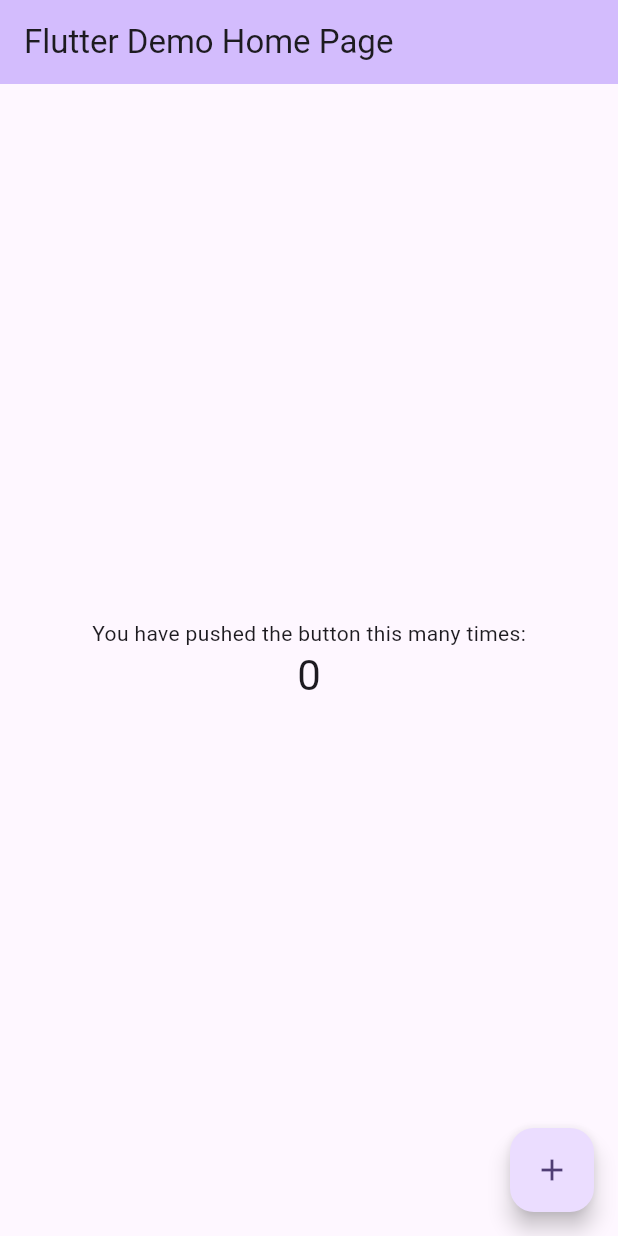
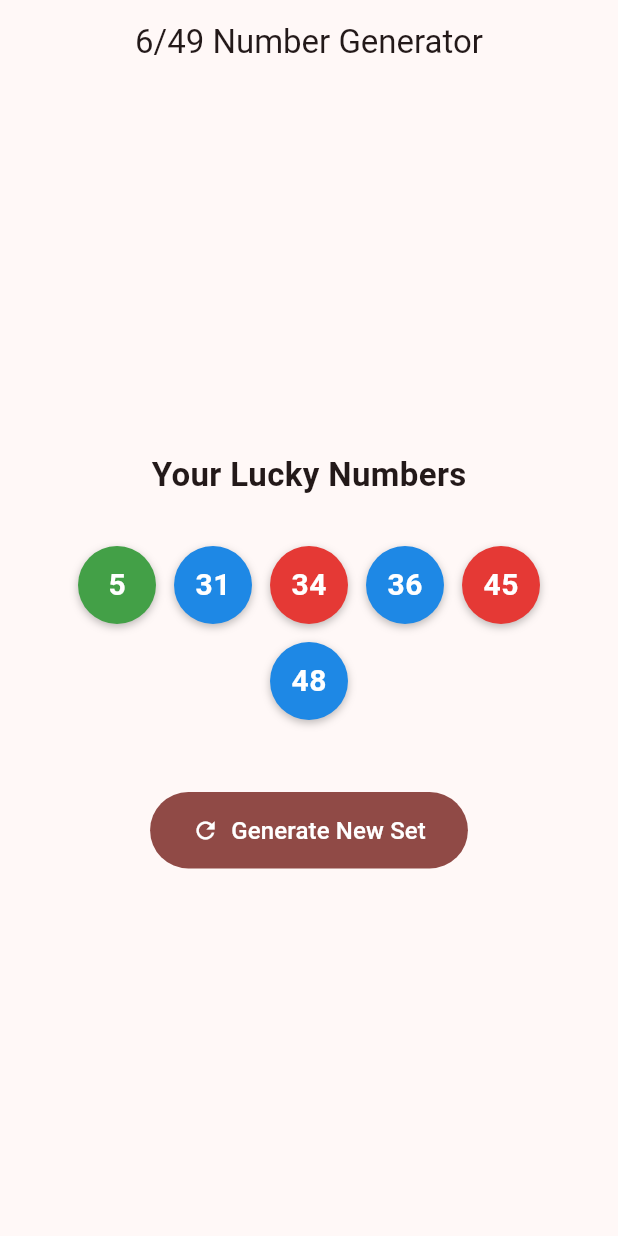
Before and after one commit to ChrisWongAtCUHK/lottery_generator, a Flutter app: the screen it shows after launch, on a phone screen of 412 x 824 dp. Run offline on Flutter 3.47's test engine with Material 3 defaults, Android fonts, the phone set to English and light mode, and no system bars; our stand-ins replace material_ui.

Commit message:
Generate 6 numbers

```diff
--- a/lib/main.dart
+++ b/lib/main.dart
@@ -1,121 +1,136 @@
+import 'dart:math';
 import 'package:material_ui/material_ui.dart';
+import 'package:flutter/services.dart';
 
 void main() {
-  runApp(const MyApp());
+  runApp(const LotteryGeneratorApp());
 }
+class LotteryGeneratorApp extends StatelessWidget {
+  const LotteryGeneratorApp({super.key});
 
-class MyApp extends StatelessWidget {
-  const MyApp({super.key});
-
-  // This widget is the root of your application.
   @override
   Widget build(BuildContext context) {
     return MaterialApp(
-      title: 'Flutter Demo',
+      title: '6/49 Number Generator',
+      debugShowCheckedModeBanner: false,
       theme: ThemeData(
-        // This is the theme of your application.
-        //
-        // TRY THIS: Try running your application with "flutter run". You'll see
-        // the application has a purple toolbar. Then, without quitting the app,
-        // try changing the seedColor in the colorScheme below to Colors.green
-        // and then invoke "hot reload" (save your changes or press the "hot
-        // reload" button in a Flutter-supported IDE, or press "r" if you used
-        // the command line to start the app).
-        //
-        // Notice that the counter didn't reset back to zero; the application
-        // state is not lost during the reload. To reset the state, use hot
-        // restart instead.
-        //
-        // This works for code too, not just values: Most code changes can be
-        // tested with just a hot reload.
-        colorScheme: .fromSeed(seedColor: Colors.deepPurple),
+        colorScheme: ColorScheme.fromSeed(seedColor: Colors.redAccent),
+        useMaterial3: true,
       ),
-      home: const MyHomePage(title: 'Flutter Demo Home Page'),
+      home: const NumberGeneratorScreen(),
     );
   }
 }
 
-class MyHomePage extends StatefulWidget {
-  const MyHomePage({super.key, required this.title});
-
-  // This widget is the home page of your application. It is stateful, meaning
-  // that it has a State object (defined below) that contains fields that affect
-  // how it looks.
-
-  // This class is the configuration for the state. It holds the values (in this
-  // case the title) provided by the parent (in this case the App widget) and
-  // used by the build method of the State. Fields in a Widget subclass are
-  // always marked "final".
-
-  final String title;
+class NumberGeneratorScreen extends StatefulWidget {
+  const NumberGeneratorScreen({super.key});
 
   @override
-  State<MyHomePage> createState() => _MyHomePageState();
+  State<NumberGeneratorScreen> createState() => _NumberGeneratorScreenState();
 }
 
-class _MyHomePageState extends State<MyHomePage> {
-  int _counter = 0;
+class _NumberGeneratorScreenState extends State<NumberGeneratorScreen> {
+  List<int> _numbers = [];
+  final Random _random = Random();
 
-  void _incrementCounter() {
+  @override
+  void initState() {
+    super.initState();
+    _generateNumbers(); // Generate an initial set on startup
+  }
+
+  void _generateNumbers() {
+    HapticFeedback.lightImpact(); // Tactile feedback on tap
+    final Set<int> uniqueNumbers = {};
+
+    // Keep generating until we have 6 unique numbers
+    while (uniqueNumbers.length < 6) {
+      // nextInt(49) generates 0..48, so + 1 shifts it to 1..49
+      uniqueNumbers.add(_random.nextInt(49) + 1);
+    }
+
     setState(() {
-      // This call to setState tells the Flutter framework that something has
-      // changed in this State, which causes it to rerun the build method below
-      // so that the display can reflect the updated values. If we changed
-      // _counter without calling setState(), then the build method would not be
-      // called again, and so nothing would appear to happen.
-      _counter++;
+      _numbers = uniqueNumbers.toList()..sort();
     });
+  }
+
+  // Optional: Color-code balls similar to Mark Six rules
+  Color _getBallColor(int number) {
+    const redBalls = {1, 2, 7, 8, 12, 13, 18, 19, 23, 24, 29, 30, 34, 35, 40, 45, 46};
+    const blueBalls = {3, 4, 9, 10, 14, 15, 20, 25, 26, 31, 36, 37, 41, 42, 47, 48};
+
+    if (redBalls.contains(number)) return Colors.red.shade600;
+    if (blueBalls.contains(number)) return Colors.blue.shade600;
+    return Colors.green.shade600;
   }
 
   @override
   Widget build(BuildContext context) {
-    // This method is rerun every time setState is called, for instance as done
-    // by the _incrementCounter method above.
-    //
-    // The Flutter framework has been optimized to make rerunning build methods
-    // fast, so that you can just rebuild anything that needs updating rather
-    // than having to individually change instances of widgets.
     return Scaffold(
       appBar: AppBar(
-        // TRY THIS: Try changing the color here to a specific color (to
-        // Colors.amber, perhaps?) and trigger a hot reload to see the AppBar
-        // change color while the other colors stay the same.
-        backgroundColor: Theme.of(context).colorScheme.inversePrimary,
-        // Here we take the value from the MyHomePage object that was created by
-        // the App.build method, and use it to set our appbar title.
-        title: Text(widget.title),
+        title: const Text('6/49 Number Generator'),
+        centerTitle: true,
       ),
       body: Center(
-        // Center is a layout widget. It takes a single child and positions it
-        // in the middle of the parent.
-        child: Column(
-          // Column is also a layout widget. It takes a list of children and
-          // arranges them vertically. By default, it sizes itself to fit its
-          // children horizontally, and tries to be as tall as its parent.
-          //
-          // Column has various properties to control how it sizes itself and
-          // how it positions its children. Here we use mainAxisAlignment to
-          // center the children vertically; the main axis here is the vertical
-          // axis because Columns are vertical (the cross axis would be
-          // horizontal).
-          //
-          // TRY THIS: Invoke "debug painting" (choose the "Toggle Debug Paint"
-          // action in the IDE, or press "p" in the console), to see the
-          // wireframe for each widget.
-          mainAxisAlignment: .center,
-          children: [
-            const Text('You have pushed the button this many times:'),
-            Text(
-              '$_counter',
-              style: Theme.of(context).textTheme.headlineMedium,
-            ),
-          ],
+        child: Padding(
+          padding: const EdgeInsets.all(24.0),
+          child: Column(
+            mainAxisAlignment: MainAxisAlignment.center,
+            children: [
+              const Text(
+                'Your Lucky Numbers',
+                style: TextStyle(fontSize: 22, fontWeight: FontWeight.bold),
+              ),
+              const SizedBox(height: 32),
+              Wrap(
+                spacing: 12,
+                runSpacing: 12,
+                alignment: WrapAlignment.center,
+                children: _numbers.map((number) {
+                  return Container(
+                    width: 52,
+                    height: 52,
+                    decoration: BoxDecoration(
+                      color: _getBallColor(number),
+                      shape: BoxShape.circle,
+                      boxShadow: const [
+                        BoxShadow(
+                          color: Colors.black26,
+                          blurRadius: 4,
+                          offset: Offset(0, 2),
+                        ),
+                      ],
+                    ),
+                    alignment: Alignment.center,
+                    child: Text(
+                      number.toString(),
+                      style: const TextStyle(
+                        color: Colors.white,
+                        fontSize: 20,
+                        fontWeight: FontWeight.bold,
+                      ),
+                    ),
+                  );
+                }).toList(),
+              ),
+              const SizedBox(height: 48),
+              FilledButton.icon(
+                onPressed: _generateNumbers,
+                icon: const Icon(Icons.refresh),
+                label: const Text(
+                  'Generate New Set',
+                  style: TextStyle(fontSize: 16),
+                ),
+                style: FilledButton.styleFrom(
+                  padding: const EdgeInsets.symmetric(
+                    horizontal: 28,
+                    vertical: 14,
+                  ),
+                ),
+              ),
+            ],
+          ),
         ),
-      ),
-      floatingActionButton: FloatingActionButton(
-        onPressed: _incrementCounter,
-        tooltip: 'Increment',
-        child: const Icon(Icons.add),
       ),
     );
   }
```
Also changed, not shown: 1 other file.
